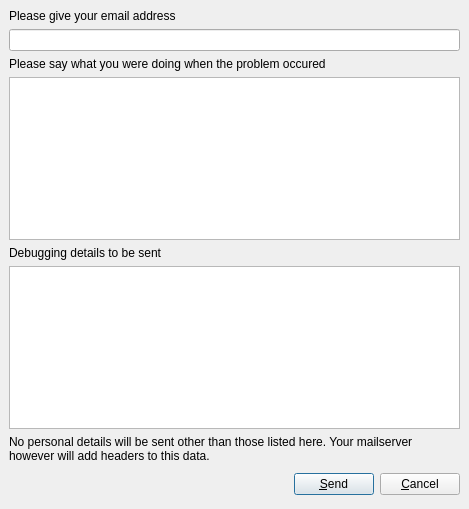
Before: the Qt Designer form dialogs/exceptionsend.ui in veusz/veusz, drawn with Qt 5.
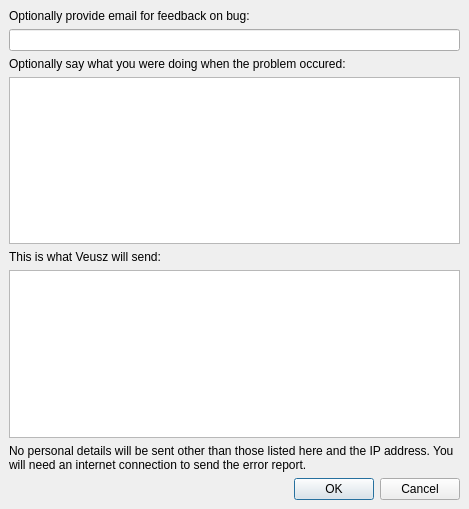
After: the same form once the commit is applied.

Commit message: Convert exception dialog to send messages to PHP script on server rather than email

The edit to the form file:
```diff
--- a/dialogs/exceptionsend.ui
+++ b/dialogs/exceptionsend.ui
@@ -23,9 +23,9 @@
     <number>6</number>
    </property>
    <item>
-    <widget class="QLabel" name="label" >
-     <property name="text" >
-      <string>Please give your email address</string>
+    <widget class="QLabel" name="label">
+     <property name="text">
+      <string>Optionally provide email for feedback on bug:</string>
      </property>
     </widget>
    </item>
@@ -33,9 +33,9 @@
     <widget class="QLineEdit" name="emailedit" />
    </item>
    <item>
-    <widget class="QLabel" name="label_2" >
-     <property name="text" >
-      <string>Please say what you were doing when the problem occured</string>
+    <widget class="QLabel" name="label_2">
+     <property name="text">
+      <string>Optionally say what you were doing when the problem occured:</string>
      </property>
     </widget>
    </item>
@@ -43,9 +43,9 @@
     <widget class="QTextEdit" name="detailsedit" />
    </item>
    <item>
-    <widget class="QLabel" name="label_3" >
-     <property name="text" >
-      <string>Debugging details to be sent</string>
+    <widget class="QLabel" name="label_3">
+     <property name="text">
+      <string>This is what Veusz will send:</string>
      </property>
     </widget>
    </item>
@@ -57,9 +57,9 @@
     </widget>
    </item>
    <item>
-    <widget class="QLabel" name="label_4" >
-     <property name="text" >
-      <string>No personal details will be sent other than those listed here. Your mailserver however will add headers to this data.</string>
+    <widget class="QLabel" name="label_4">
+     <property name="text">
+      <string>No personal details will be sent other than those listed here and the IP address. You will need an internet connection to send the error report.</string>
      </property>
      <property name="wordWrap" >
       <bool>true</bool>
@@ -67,41 +67,11 @@
     </widget>
    </item>
    <item>
-    <layout class="QHBoxLayout" >
-     <property name="margin" >
-      <number>0</number>
+    <widget class="QDialogButtonBox" name="buttonBox">
+     <property name="standardButtons">
+      <set>QDialogButtonBox::Cancel|QDialogButtonBox::Ok</set>
      </property>
-     <property name="spacing" >
-      <number>6</number>
-     </property>
-     <item>
-      <spacer>
-       <property name="orientation" >
-        <enum>Qt::Horizontal</enum>
-       </property>
-       <property name="sizeHint" >
-        <size>
-         <width>131</width>
-         <height>31</height>
-        </size>
-       </property>
-      </spacer>
-     </item>
-     <item>
-      <widget class="QPushButton" name="okButton" >
-       <property name="text" >
-        <string>&amp;Send</string>
-       </property>
-      </widget>
-     </item>
-     <item>
-      <widget class="QPushButton" name="cancelButton" >
-       <property name="text" >
-        <string>&amp;Cancel</string>
-       </property>
-      </widget>
-     </item>
-    </layout>
+    </widget>
    </item>
   </layout>
  </widget>
```
Left out of the diff: 63 changed lines with no effect on the pictures. The commit also changes 1 other file.
